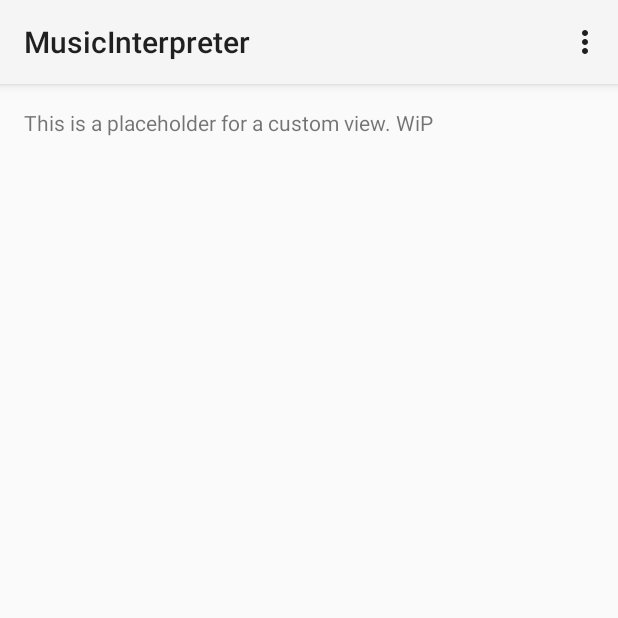
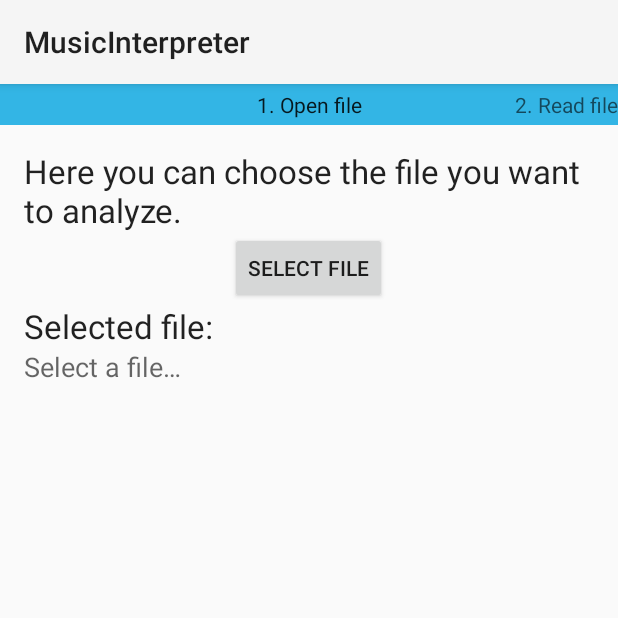
Before and after one commit to S7uXN37/MusicInterpreterStudio, an Android app: the screen it shows after launch (MainActivity), on a phone screen of 412 x 824 dp, the top half of it. Run offline under Robolectric (Android 15) with nearby library versions, the phone set to English and light mode, and no system bars.

Commit message:
Interface, First screen
swipe to advance, screens locked until previous completed
button -> file chooser -> uri in TextView, screen no. 2 unlocked

```diff
--- a/app/src/main/AndroidManifest.xml
+++ b/app/src/main/AndroidManifest.xml
@@ -4,13 +4,10 @@
     android:versionCode="1"
     android:versionName="1.0" >
 
-    <uses-sdk
-        android:minSdkVersion="21"
-        android:targetSdkVersion="23" />
     <uses-permission android:name="android.permission.READ_EXTERNAL_STORAGE"/>
 
     <application
-        android:allowBackup="true"
+        android:allowBackup="false"
         android:icon="@drawable/ic_launcher"
         android:label="@string/app_name"
         android:theme="@style/Theme.AppCompat.Light.NoActionBar" >
@@ -19,7 +16,6 @@
             android:label="@string/app_name" >
             <intent-filter>
                 <action android:name="android.intent.action.MAIN" />
-
                 <category android:name="android.intent.category.LAUNCHER" />
             </intent-filter>
         </activity>
--- a/app/src/main/java/me/marc_himmelberger/musicinterpreter/interpretation/Interpreter.java
+++ b/app/src/main/java/me/marc_himmelberger/musicinterpreter/interpretation/Interpreter.java
@@ -5,12 +5,12 @@ import java.util.ArrayList;
 import android.util.Log;
 
 public class Interpreter {
-	// FAILSAFE
-	public static final int MAX_NOTES = 100;
+	// FAIL-SAFE
+	private static final int MAX_NOTES = 100;
 
 	// RESULTS
-	public ArrayList<Short> data = new ArrayList<Short>();
-	public ArrayList<Note> notes = new ArrayList<Note>();
+	public ArrayList<Short> data = new ArrayList<>();
+	public ArrayList<Note> notes = new ArrayList<>();
 
 	// PARAMETERS
 	private int noteSensitivity = 2048; // should be in the thousands (maxima can get bigger locally because of instrument)
@@ -26,11 +26,9 @@ public class Interpreter {
 		int skipEvery = Integer.MAX_VALUE;
 
 		int frames = 0;
-		for (byte s : input) {
-			short num = s;
-
+		for (byte b : input) {
 			if (frames % skipEvery != 0)
-				data.add(num);
+				data.add((short) b);
 
 			frames++;
 		}
@@ -115,7 +113,7 @@ public class Interpreter {
 
 
 	private <T> ArrayList<T> resolveList(ArrayList<Integer> indices, ArrayList<T> data) {
-		ArrayList<T> resolved = new ArrayList<T>();
+		ArrayList<T> resolved = new ArrayList<>();
 
 		for (int i = 0; i < indices.size(); i++) {
 			resolved.add(data.get(indices.get(i)));
@@ -125,7 +123,7 @@ public class Interpreter {
 	}
 
 	private <T extends Comparable<T>> ArrayList<Integer> findMaxima(ArrayList<T> dataList, int epsilon) {
-		ArrayList<Integer> maxmaIndices = new ArrayList<Integer>();
+		ArrayList<Integer> maxmaIndices = new ArrayList<>();
 
 		for (int i = epsilon; i < dataList.size()-epsilon; i++) {
 			T t_i = dataList.get(i);
--- /dev/null
+++ b/app/src/main/java/me/marc_himmelberger/musicinterpreter/ui/InterpreterFragment.java
@@ -0,0 +1,46 @@
+package me.marc_himmelberger.musicinterpreter.ui;
+
+import android.content.Intent;
+import android.os.Bundle;
+import android.support.v4.app.Fragment;
+import android.view.LayoutInflater;
+import android.view.View;
+import android.view.ViewGroup;
+
+import me.marc_himmelberger.musicinterpreter.R;
+
+public class InterpreterFragment extends Fragment {
+    public static final String ARG_ID_KEY = "screenId";
+
+    @Override
+    public View onCreateView(LayoutInflater inflater, ViewGroup container, Bundle savedInstanceState) {
+
+        View rootView;
+        switch (getArguments().getInt(ARG_ID_KEY)) {
+            case 0:
+                rootView = inflater.inflate(R.layout.fragment_open_file, container, false);
+                rootView.findViewById(R.id.openFileButton).setOnClickListener(new View.OnClickListener() {
+                    @Override
+                    public void onClick(View view) {
+                        Intent request = new Intent(Intent.ACTION_GET_CONTENT);
+                        request.setType("*/*");
+                        getActivity().startActivityForResult(request, MainActivity.GET_FILE_REQ_CODE);
+                    }
+                });
+                break;
+            case 1:
+                rootView = inflater.inflate(R.layout.fragment_read_file, container, false);
+                break;
+            case 2:
+                rootView = inflater.inflate(R.layout.fragment_analysis, container, false);
+                break;
+            case 3:
+                rootView = inflater.inflate(R.layout.fragment_results, container, false);
+                break;
+            default:
+                return null;
+        }
+
+        return rootView;
+    }
+}
--- a/app/src/main/java/me/marc_himmelberger/musicinterpreter/ui/MainActivity.java
+++ b/app/src/main/java/me/marc_himmelberger/musicinterpreter/ui/MainActivity.java
@@ -1,109 +1,60 @@
 package me.marc_himmelberger.musicinterpreter.ui;
 
-import android.support.v7.app.AppCompatActivity;
+import android.content.Intent;
+import android.net.Uri;
+import android.support.v4.app.FragmentActivity;
+import android.support.v4.view.ViewPager;
+
+import android.os.Bundle;
 import android.support.v7.widget.Toolbar;
-import android.util.Log;
+import android.widget.TextView;
 
-import java.io.BufferedReader;
-import java.io.FileNotFoundException;
-import java.io.IOException;
-import java.io.InputStream;
-import java.io.InputStreamReader;
-import java.util.Arrays;
-
-import android.content.ContentResolver;
-import android.content.Intent;
-import android.content.res.AssetManager;
-import android.media.AudioDeviceInfo;
-import android.media.AudioFormat;
-import android.media.AudioRecord;
-import android.net.Uri;
-import android.os.Bundle;
-import android.provider.MediaStore.Audio;
-import android.view.Menu;
-import android.view.MenuItem;
 import me.marc_himmelberger.musicinterpreter.R;
 import me.marc_himmelberger.musicinterpreter.interpretation.Interpreter;
 
-public class MainActivity extends AppCompatActivity {
+public class MainActivity extends FragmentActivity {
 	public static final int GET_FILE_REQ_CODE = 0;
 
-	private Interpreter interpreter;
+	private Interpreter mInterpreter;
+	private ViewPager mViewPager;
+    private PagerAdapter mPagerAdapter;
+    private ViewPagerLock mViewPagerLock;
 
 	@Override
 	protected void onCreate(Bundle savedInstanceState) {
 		super.onCreate(savedInstanceState);
 		setContentView(R.layout.activity_main);
 
-		Toolbar myToolbar = (Toolbar) findViewById(R.id.my_toolbar);
-		setSupportActionBar(myToolbar);
+        Toolbar mToolbar = (Toolbar) findViewById(R.id.my_toolbar);
+        mToolbar.setTitle(R.string.app_name);
 
-		interpreter = new Interpreter();
+		mInterpreter = new Interpreter();
+
+        mPagerAdapter = new PagerAdapter(getSupportFragmentManager(), getResources());
+
+        mViewPager = (ViewPager) findViewById(R.id.pager);
+        mViewPager.setAdapter(mPagerAdapter);
+
+        mViewPagerLock = new ViewPagerLock(this);
+        mViewPager.addOnPageChangeListener(mViewPagerLock);
 	}
 
-	@Override
-	public boolean onCreateOptionsMenu(Menu menu) {
-		// Inflate the menu; this adds items to the action bar if it is present.
-		getMenuInflater().inflate(R.menu.main, menu);
-		return true;
-	}
-
-	@Override
-	public boolean onOptionsItemSelected(MenuItem item) {
-		// Handle action bar item clicks here. The action bar will
-		// automatically handle clicks on the Home/Up button, so long
-		// as you specify a parent activity in AndroidManifest.xml.
-		switch (item.getItemId()) {
-			case R.id.action_settings:
-				// TODO
-				return true;
-			case R.id.action_open:
-				Intent intent = new Intent(Intent.ACTION_GET_CONTENT);
-				intent.setType("file/*");
-				startActivityForResult(intent, GET_FILE_REQ_CODE);
-				return true;
-			default:
-				return super.onOptionsItemSelected(item);
-		}
-	}
-
+    // called when a file was selected -> put uri into filePath TextView, unlock screen no. 1
 	@Override
 	protected void onActivityResult(int requestCode, int resultCode, Intent data) {
-		switch (requestCode) {
-			case GET_FILE_REQ_CODE:
-				if (resultCode == RESULT_OK) {
-					Uri uri =  data.getData();
+		if (requestCode == GET_FILE_REQ_CODE) {
+            if (resultCode == RESULT_OK) {
+                // read out Uri
+                Uri uri = data.getData();
 
-					try {
-						InputStream is = getContentResolver().openInputStream(uri);
+                // display Uri
+                ((TextView) findViewById(R.id.filePath)).setText(uri.toString());
 
-						Log.i("MusicInterpreter", "Stream acquired!");
-						Log.i("MusicInterpreter", is.toString());
-
-
-						Log.i("MusicInterpreter", "Decoding stream...");
-						byte[] audioFrames = null;
-						try {
-							audioFrames = Mp3Decoder.decode(is, 10 * 1000); // TODO load from Settings
-						} catch (Exception e) {
-							Log.e("MusicInterpreter", e.getMessage());
-						}
-						Log.i("MusicInterpreter", "Decoding ended!");
-
-						Log.i("MusicInterpreter", "Starting interpreter...");
-						interpreter.read(audioFrames, 44100);
-						Log.i("MusicInterpreter", "Read input! Analyzing...");
-						interpreter.analyze();
-						Log.i("MusicInterpreter", "Analyzed! notes=" + interpreter.notes.toString());
-
-					} catch (FileNotFoundException e) {
-						e.printStackTrace();
-					}
-				}
-				return;
-			default:
-				super.onActivityResult(requestCode, resultCode, data);
-				return;
-		}
+                // unlock next screen
+                mViewPagerLock.screenUnlocked = 1;
+            }
+        } else {
+            super.onActivityResult(requestCode, resultCode, data);
+        }
 	}
 }
--- a/app/src/main/java/me/marc_himmelberger/musicinterpreter/ui/Mp3Decoder.java
+++ b/app/src/main/java/me/marc_himmelberger/musicinterpreter/ui/Mp3Decoder.java
@@ -12,7 +12,7 @@ import javazoom.jl.decoder.DecoderException;
 import javazoom.jl.decoder.Header;
 import javazoom.jl.decoder.SampleBuffer;
 
-public class Mp3Decoder {
+class Mp3Decoder {
 	public static byte[] decode(InputStream in, int max_ms)
 			throws IOException, Mp3DecoderException {
 
@@ -60,8 +60,7 @@ public class Mp3Decoder {
 			Log.w("Mp3Decoder", "Decoder error", e);
 			throw new Mp3DecoderException(e);
 		} finally {
-			if (inputStream != null)
-				inputStream.close();
+			inputStream.close();
 		}
 	}
 }
--- a/app/src/main/java/me/marc_himmelberger/musicinterpreter/ui/Mp3DecoderException.java
+++ b/app/src/main/java/me/marc_himmelberger/musicinterpreter/ui/Mp3DecoderException.java
@@ -1,14 +1,10 @@
 package me.marc_himmelberger.musicinterpreter.ui;
 
-public class Mp3DecoderException extends Exception {
+class Mp3DecoderException extends Exception {
 	/**
 	 *
 	 */
 	private static final long serialVersionUID = -2878058850493494589L;
-
-	public Mp3DecoderException () {
-		super();
-	}
 
 	public Mp3DecoderException (String msg) {
 		super(msg);
--- /dev/null
+++ b/app/src/main/java/me/marc_himmelberger/musicinterpreter/ui/PagerAdapter.java
@@ -0,0 +1,58 @@
+package me.marc_himmelberger.musicinterpreter.ui;
+
+import android.content.res.Resources;
+import android.os.Bundle;
+import android.support.v4.app.Fragment;
+import android.support.v4.app.FragmentManager;
+import android.support.v4.app.FragmentPagerAdapter;
+
+import me.marc_himmelberger.musicinterpreter.R;
+
+public class PagerAdapter extends FragmentPagerAdapter {
+    private Resources resources;
+
+    public PagerAdapter (FragmentManager fragMan, Resources res) {
+        super(fragMan);
+        resources = res;
+    }
+
+    @Override
+    public Fragment getItem(int position) {
+        Fragment fragment = new InterpreterFragment();
+
+        Bundle args = new Bundle();
+        args.putInt(InterpreterFragment.ARG_ID_KEY, position);
+
+        fragment.setArguments(args);
+        return fragment;
+    }
+
+    @Override
+    public int getCount() {
+        return 4;
+    }
+
+    @Override
+    public CharSequence getPageTitle(int position) {
+        int strId;
+
+        switch (position) {
+            case 0:
+                strId = R.string.open_file_title;
+                break;
+            case 1:
+                strId = R.string.read_file_title;
+                break;
+            case 2:
+                strId = R.string.analysis_title;
+                break;
+            case 3:
+                strId = R.string.results_title;
+                break;
+            default:
+                return super.getPageTitle(position);
+        }
+
+        return resources.getString(strId);
+    }
+}
--- /dev/null
+++ b/app/src/main/java/me/marc_himmelberger/musicinterpreter/ui/ViewPagerLock.java
@@ -0,0 +1,39 @@
+package me.marc_himmelberger.musicinterpreter.ui;
+
+import android.app.Activity;
+import android.support.design.widget.Snackbar;
+import android.support.v4.view.ViewPager;
+
+import me.marc_himmelberger.musicinterpreter.R;
+
+public class ViewPagerLock implements ViewPager.OnPageChangeListener {
+    public int screenUnlocked = 0;
+
+    private Activity mActivity;
+
+    public ViewPagerLock(Activity parent) {
+        mActivity = parent;
+    }
+
+
+    @Override
+    public void onPageScrolled(int position, float positionOffset, int positionOffsetPixels) {
+        if (position >= screenUnlocked && positionOffset > 0.25f) {
+            ((ViewPager) mActivity.findViewById(R.id.pager)).setCurrentItem(position);
+
+            Snackbar.make(
+                    mActivity.findViewById(R.id.pager),
+                    R.string.scroll_block_msg,
+                    Snackbar.LENGTH_SHORT
+            ).show();
+        }
+    }
+
+    @Override
+    public void onPageScrollStateChanged(int state) {
+    }
+
+    @Override
+    public void onPageSelected(int position) {
+    }
+}
--- a/app/src/main/res/layout/activity_main.xml
+++ b/app/src/main/res/layout/activity_main.xml
@@ -1,9 +1,10 @@
-<LinearLayout xmlns:android="http://schemas.android.com/apk/res/android"
+<LinearLayout
+    xmlns:android="http://schemas.android.com/apk/res/android"
     xmlns:tools="http://schemas.android.com/tools"
     android:layout_width="match_parent"
     android:layout_height="match_parent"
     android:orientation="vertical"
-    tools:context=".MainActivity" >
+    tools:context=".ui.MainActivity" >
 
     <android.support.v7.widget.Toolbar
 	   android:id="@+id/my_toolbar"
@@ -11,15 +12,23 @@
 	   android:layout_height="?attr/actionBarSize"
 	   android:background="?attr/colorPrimary"
 	   android:elevation="4dp"
-	   android:theme="@style/ThemeOverlay.AppCompat.ActionBar"/>
+	   android:theme="@style/ThemeOverlay.AppCompat.ActionBar" />
 
-    <TextView
-        android:layout_width="wrap_content"
-        android:layout_height="wrap_content"
-	    android:paddingBottom="@dimen/activity_vertical_margin"
-	    android:paddingLeft="@dimen/activity_horizontal_margin"
-	    android:paddingRight="@dimen/activity_horizontal_margin"
-	    android:paddingTop="@dimen/activity_vertical_margin"
-        android:text="This is a placeholder for a custom view. WiP" />
+    <android.support.v4.view.ViewPager
+        xmlns:android="http://schemas.android.com/apk/res/android"
+        android:id="@+id/pager"
+        android:layout_height="match_parent"
+        android:layout_width="match_parent">
+
+        <android.support.v4.view.PagerTitleStrip
+            android:id="@+id/pager_title_strip"
+            android:layout_width="wrap_content"
+            android:layout_height="wrap_content"
+            android:background="#33b5e5"
+            android:paddingTop="4dp"
+            android:paddingBottom="4dp" />
+
+    </android.support.v4.view.ViewPager>
+
 
 </LinearLayout>
--- /dev/null
+++ b/app/src/main/res/layout/fragment_open_file.xml
@@ -0,0 +1,51 @@
+<?xml version="1.0" encoding="utf-8"?>
+<RelativeLayout
+    xmlns:android="http://schemas.android.com/apk/res/android"
+    android:orientation="vertical"
+    android:layout_width="match_parent"
+    android:layout_height="match_parent"
+    android:paddingLeft="@dimen/activity_horizontal_margin"
+    android:paddingRight="@dimen/activity_horizontal_margin"
+    android:paddingTop="@dimen/activity_vertical_margin" >
+
+    <TextView
+        android:layout_width="wrap_content"
+        android:layout_height="wrap_content"
+        android:textAppearance="?android:attr/textAppearanceLarge"
+        android:layout_alignParentTop="true"
+        android:layout_alignParentEnd="true"
+        android:layout_alignParentStart="true"
+        android:text="@string/file_selection_info"
+        android:id="@+id/textView2" />
+
+    <Button
+        android:layout_width="wrap_content"
+        android:layout_height="wrap_content"
+        android:text="@string/open_file_button"
+        android:id="@+id/openFileButton"
+        android:layout_below="@+id/textView2"
+        android:layout_centerHorizontal="true"
+        android:clickable="false" />
+
+    <TextView
+        android:layout_width="wrap_content"
+        android:layout_height="wrap_content"
+        android:textAppearance="?android:attr/textAppearanceLarge"
+        android:text="@string/file_path_prefix"
+        android:layout_below="@+id/openFileButton"
+        android:id="@+id/textView" />
+
+    <TextView
+        android:layout_width="wrap_content"
+        android:layout_height="wrap_content"
+        android:textAppearance="?android:attr/textAppearanceMedium"
+        android:id="@+id/filePath"
+        android:layout_alignParentBottom="true"
+        android:layout_alignParentEnd="true"
+        android:layout_alignParentStart="true"
+        android:hint="@string/file_path_hint"
+        android:layout_below="@+id/textView" />
+
+
+
+</RelativeLayout>
--- a/app/src/main/res/menu/main.xml
+++ /dev/null
@@ -1,17 +0,0 @@
-<menu xmlns:android="http://schemas.android.com/apk/res/android"
-    xmlns:app="http://schemas.android.com/apk/res-auto"
-    xmlns:tools="http://schemas.android.com/tools"
-    tools:context="me.marc_himmelberger.musicinterpreter.MainActivity" >
-
-    <item
-        android:id="@+id/action_settings"
-        android:orderInCategory="100"
-        android:title="@string/action_settings"
-        app:showAsAction="never"/>
-    <item
-        android:id="@+id/action_open"
-        android:orderInCategory="1"
-        android:title="@string/action_open"
-        app:showAsAction="never"/>
-
-</menu>
--- a/app/src/main/res/values/strings.xml
+++ b/app/src/main/res/values/strings.xml
@@ -2,7 +2,23 @@
 <resources>
 
     <string name="app_name">MusicInterpreter</string>
-    <string name="action_settings">Settings</string>
-    <string name="action_open">Open file</string>
 
+    <string name="open_file_title">1. Open file</string>
+    <string name="file_selection_info">Here you can choose the file you want to analyze.</string>
+    <string name="file_path_prefix">Selected file:</string>
+    <string name="file_path_hint">Select a file&#8230;</string>
+    <string name="open_file_button">Select file</string>
+
+    <string name="read_file_title">2. Read file</string>
+    <string name="read_file_info">Here you can read the file contents and set the required parameters.</string>
+    <string name="read_file_button">Read file</string>
+
+    <string name="analysis_title">3. Analysis</string>
+    <string name="analyze_file_info">In this step, you have to specify the required parameters for analysis and make sure the results are fine.</string>
+    <string name="analyze_file_button">Analyze!</string>
+
+    <string name="results_title">4. Results</string>
+    <string name="results_info">These are the results:</string>
+
+    <string name="scroll_block_msg">Complete this screen before moving on!</string>
 </resources>
```
Also changed, not shown: app/build.gradle (+4 -3 lines), app/src/main/java/me/marc_himmelberger/musicinterpreter/interpretation/Complex.java (+5 -6 lines), app/src/main/java/me/marc_himmelberger/musicinterpreter/interpretation/Fourier.java (+8 -8 lines), app/src/main/java/me/marc_himmelberger/musicinterpreter/interpretation/Note.java (+4 -6 lines), app/src/main/res/layout/fragment_analysis.xml (added, +22 -0 lines), app/src/main/res/layout/fragment_read_file.xml (added, +23 -0 lines), app/src/main/res/layout/fragment_results.xml (added, +17 -0 lines), 242 other files.
